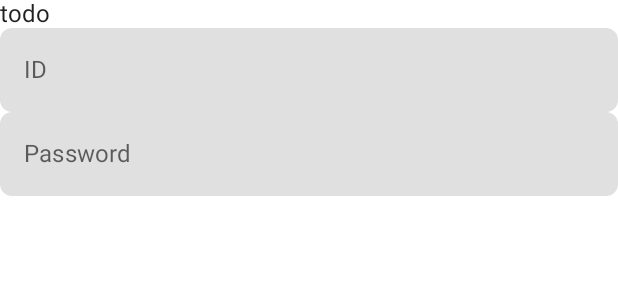
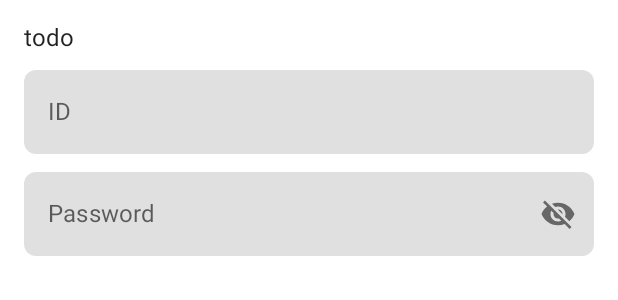
Before and after one commit to Morphclue/code-camp-2, an Android app built with Jetpack Compose: the @Preview function LoginView, on a phone screen of 412 x 824 dp. Shown: the top 300 px of the screen. Run offline under Robolectric (Android 15) with nearby library versions, the phone set to English and light mode, and no system bars; our stand-ins replace accompanist.

Commit message:
feat: add showPassword

```diff
--- a/app/build.gradle
+++ b/app/build.gradle
@@ -56,6 +56,7 @@ dependencies {
     implementation 'androidx.core:core-ktx:1.7.0'
     implementation "androidx.compose.ui:ui:$compose_version"
     implementation "androidx.compose.material:material:$compose_version"
+    implementation "androidx.compose.material:material-icons-extended:$compose_version"
     implementation "androidx.compose.ui:ui-tooling-preview:$compose_version"
     implementation 'androidx.lifecycle:lifecycle-runtime-ktx:2.4.1'
     implementation 'androidx.activity:activity-compose:1.4.0'
--- a/app/src/main/java/org/feature/fox/coffee_counter/ui/LoginView.kt
+++ b/app/src/main/java/org/feature/fox/coffee_counter/ui/LoginView.kt
@@ -1,19 +1,25 @@
 package org.feature.fox.coffee_counter.ui
 
+import androidx.compose.foundation.layout.Arrangement
 import androidx.compose.foundation.layout.Column
 import androidx.compose.foundation.layout.fillMaxWidth
+import androidx.compose.foundation.layout.padding
 import androidx.compose.foundation.shape.RoundedCornerShape
-import androidx.compose.material.Text
-import androidx.compose.material.TextField
-import androidx.compose.material.TextFieldDefaults
+import androidx.compose.foundation.text.KeyboardOptions
+import androidx.compose.material.*
+import androidx.compose.material.icons.Icons
+import androidx.compose.material.icons.filled.Visibility
+import androidx.compose.material.icons.filled.VisibilityOff
 import androidx.compose.runtime.Composable
 import androidx.compose.runtime.mutableStateOf
 import androidx.compose.runtime.remember
 import androidx.compose.ui.Modifier
 import androidx.compose.ui.graphics.Color
 import androidx.compose.ui.res.stringResource
+import androidx.compose.ui.text.input.KeyboardType
 import androidx.compose.ui.text.input.PasswordVisualTransformation
 import androidx.compose.ui.text.input.TextFieldValue
+import androidx.compose.ui.text.input.VisualTransformation
 import androidx.compose.ui.tooling.preview.Preview
 import androidx.compose.ui.unit.dp
 import org.feature.fox.coffee_counter.R
@@ -26,6 +32,8 @@ fun LoginView() {
         Column(
             modifier = Modifier
                 .fillMaxWidth()
+                .padding(16.dp),
+            verticalArrangement = Arrangement.spacedBy(12.dp)
         ) {
             LoginSignupHeader()
             IdTextField()
@@ -61,6 +69,7 @@ fun IdTextField() {
 @Composable
 fun PasswordTextField() {
     val passwordState = remember { mutableStateOf(TextFieldValue()) }
+    val showPassword = remember { mutableStateOf(false) }
     TextField(
         modifier = Modifier.fillMaxWidth(),
         value = passwordState.value,
@@ -71,6 +80,28 @@ fun PasswordTextField() {
             unfocusedIndicatorColor = Color.Transparent
         ),
         shape = RoundedCornerShape(8.dp),
-        visualTransformation = PasswordVisualTransformation()
+        visualTransformation = if (showPassword.value) {
+            VisualTransformation.None
+        } else {
+            PasswordVisualTransformation()
+        },
+        keyboardOptions = KeyboardOptions(keyboardType = KeyboardType.Password),
+        trailingIcon = {
+            if (showPassword.value) {
+                IconButton(onClick = { showPassword.value = false }) {
+                    Icon(
+                        imageVector = Icons.Filled.Visibility,
+                        contentDescription = stringResource(R.string.hide_password)
+                    )
+                }
+            } else {
+                IconButton(onClick = { showPassword.value = true }) {
+                    Icon(
+                        imageVector = Icons.Filled.VisibilityOff,
+                        contentDescription = stringResource(R.string.show_password)
+                    )
+                }
+            }
+        }
     )
 }
--- a/app/src/main/res/values/strings.xml
+++ b/app/src/main/res/values/strings.xml
@@ -4,4 +4,6 @@
     <string name="sign_up">Sign Up</string>
     <string name="password_hint">Password</string>
     <string name="id_hint">ID</string>
+    <string name="hide_password">Hide password</string>
+    <string name="show_password">Show password</string>
 </resources>
```
